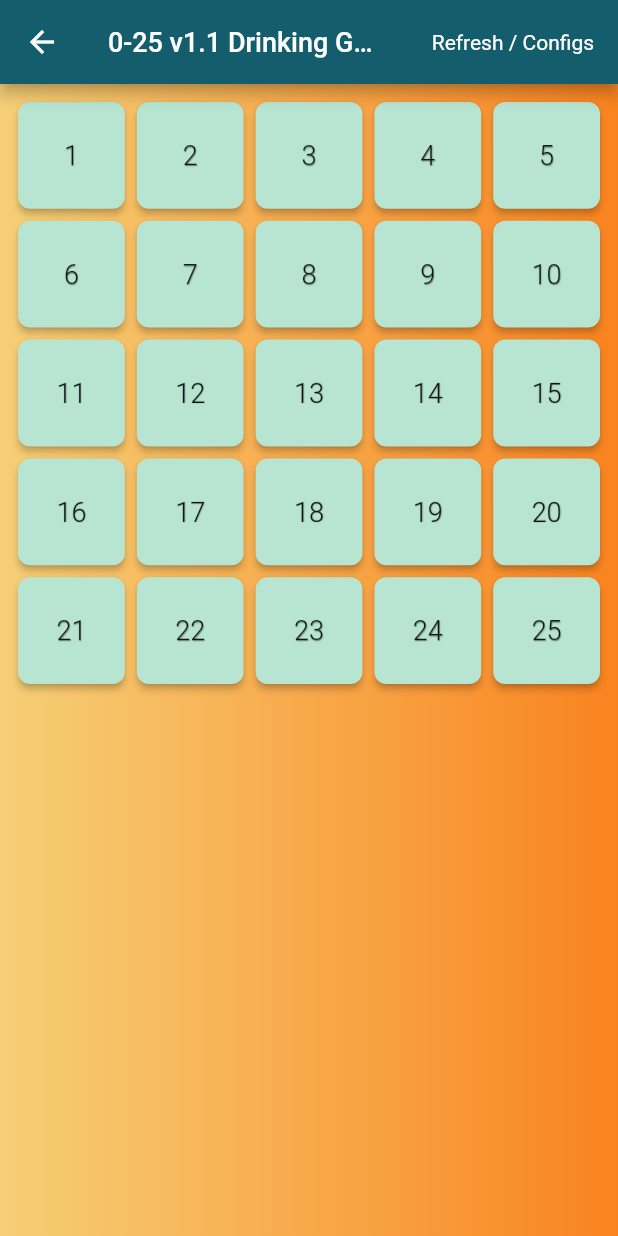
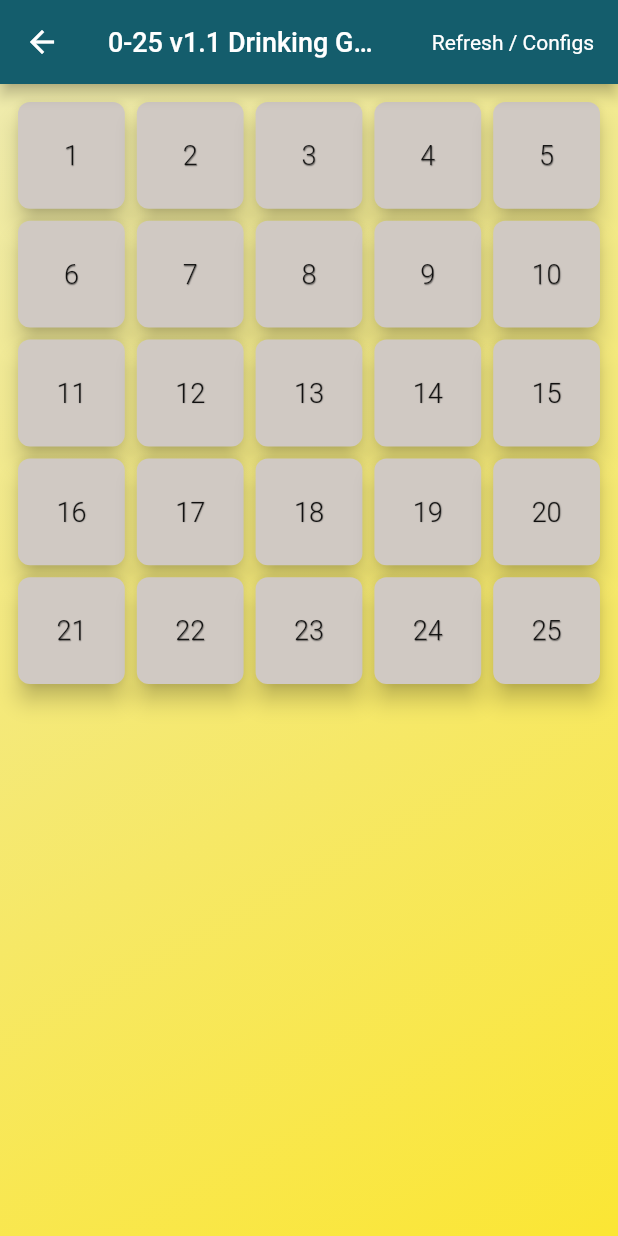
Before and after one commit to Romanoferr/0-60_drinking_game, a Flutter app: the Game screen opened directly, on a phone screen of 412 x 824 dp. Run offline on Flutter 3.47's test engine with Material 2 defaults, Android fonts, the phone set to English and light mode, and no system bars; our stand-ins replace flutter_phoenix, rflutter_alert.

Commit message:
minor ui fixes

```diff
--- a/lib/game/gamebutton.dart
+++ b/lib/game/gamebutton.dart
@@ -1,4 +1,3 @@
-import 'package:flutter/cupertino.dart';
 import 'package:flutter/material.dart';
 import 'package:rflutter_alert/rflutter_alert.dart';
 import '../main.dart';
@@ -60,7 +59,8 @@ class _GameButtonState extends State<GameButton> {
         builder: (context) {
           return AlertDialog(
             elevation: 18.0,
-            content: Text('${widget.number} was the lucky number, DRINK!!',
+            content: Text("I mean, i guess you won, DRINK!!!",
+                textAlign: TextAlign.center,
                 style: TextStyle(
                   fontSize: 14,
                 ),),
@@ -98,8 +98,12 @@ class _GameButtonState extends State<GameButton> {
     return SizedBox(
       height: widget.heightOfset,
       child: RaisedButton(
-        color: Color.fromRGBO(184, 228, 210, 1),
-        disabledColor: Colors.redAccent,
+        elevation: 6.0,
+        focusElevation: 2,
+        disabledElevation: 0,
+        disabledTextColor: Color.fromRGBO(231, 29, 46, 1),
+        color: Color.fromRGBO(208, 201, 195, 1),
+        disabledColor: Color.fromRGBO(231, 29, 46, 1),
         child: Text(
           '${widget.number}',
           style: TextStyle(
--- a/lib/game/gamemain.dart
+++ b/lib/game/gamemain.dart
@@ -40,9 +40,12 @@ class Game extends StatelessWidget {
       ),
       body: Container(
         decoration: BoxDecoration(
-            gradient: LinearGradient(colors: [
-          Color.fromRGBO(246, 207, 118, 1),
-          Color.fromRGBO(249, 131, 31, 1),
+            gradient: LinearGradient(
+              begin: Alignment.topLeft,
+                end: Alignment.bottomRight,
+                colors: [
+          Color.fromRGBO(239, 235, 173, 1),
+          Color.fromRGBO(251, 230, 52, 1),
         ])),
         child: Center(
           child: new Grid(
```
